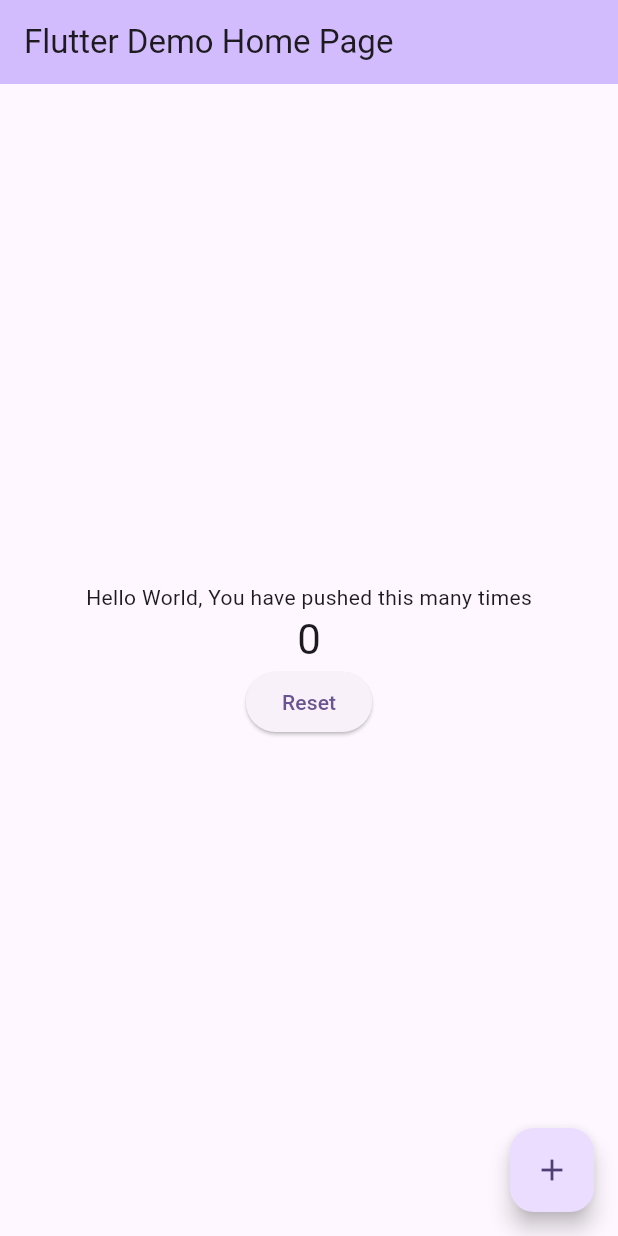
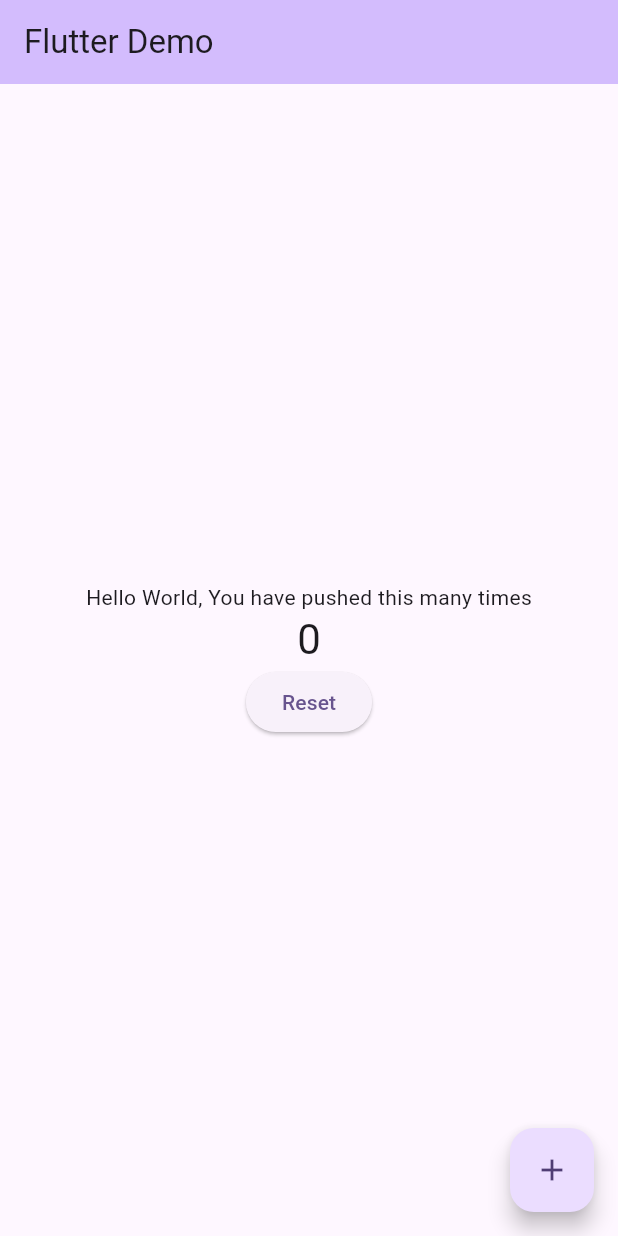
Before and after one commit to usmanard/my_first_app, a Flutter app: the screen it shows after launch, on a phone screen of 412 x 824 dp. Run offline on Flutter 3.47's test engine with Material 3 defaults, Android fonts, the phone set to English and light mode, and no system bars.

Commit message:
App Title Changed

```diff
--- a/lib/main.dart
+++ b/lib/main.dart
@@ -30,7 +30,7 @@ class MyApp extends StatelessWidget {
         // tested with just a hot reload.
         colorScheme: ColorScheme.fromSeed(seedColor: Colors.deepPurple),
       ),
-      home: const MyHomePage(title: 'Flutter Demo Home Page'),
+      home: const MyHomePage(title: 'Flutter Demo'),
     );
   }
 }
```
